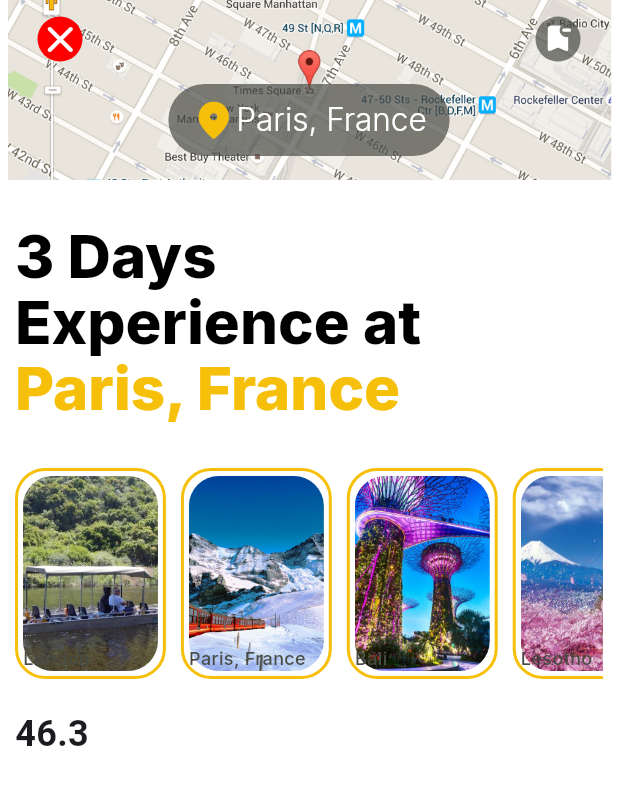
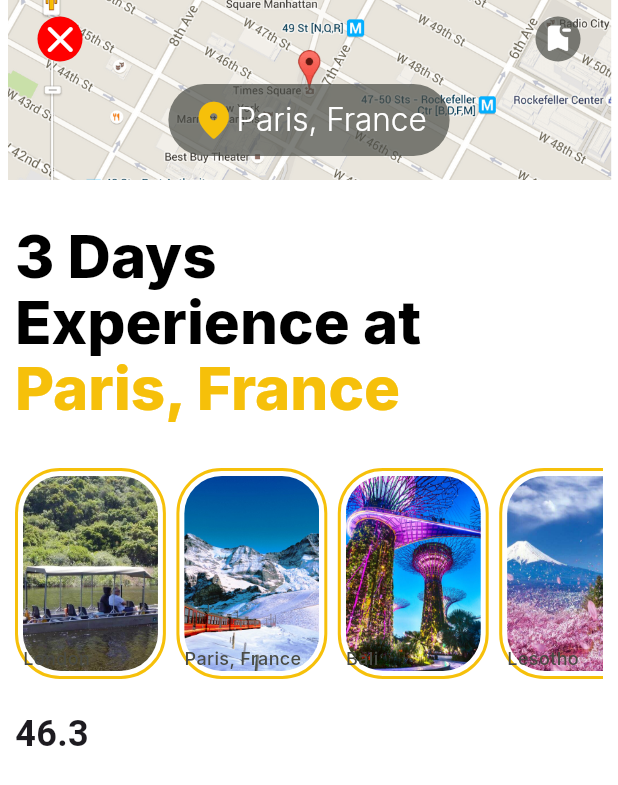
Before and after one commit to kwakyebrilliant/VoyageAI, a Flutter app: the screen it shows after launch, after a tap on "TRAVEL", on a phone screen of 412 x 824 dp. Shown: the top 785 px of the screen. Run offline on Flutter 3.47's test engine with Material 3 defaults, Android fonts, the phone set to English and light mode, and no system bars; our stand-ins replace country_picker, flutter_typeahead, google_fonts.

Commit message:
images updates

```diff
--- a/lib/screens/detail_screen.dart
+++ b/lib/screens/detail_screen.dart
@@ -182,9 +182,9 @@ class DetailScreen extends StatelessWidget {
                       children: placeData.map((place) {
                         return Container(
                           padding: const EdgeInsets.all(3.3),
-                          margin: const EdgeInsets.only(right: 10.0),
+                          margin: const EdgeInsets.only(right: 7.0),
                           decoration: BoxDecoration(
-                            borderRadius: BorderRadius.circular(20.0),
+                            borderRadius: BorderRadius.circular(30.0),
                             border: Border.all(
                               color: const Color(0xFFF6C00A),
                               width: 2.0,
@@ -194,7 +194,7 @@ class DetailScreen extends StatelessWidget {
                             height: 130.0,
                             width: 90.0,
                             decoration: BoxDecoration(
-                              borderRadius: BorderRadius.circular(20.0),
+                              borderRadius: BorderRadius.circular(25.0),
                               image: DecorationImage(
                                 image: AssetImage(
                                   place['image']!,
```
